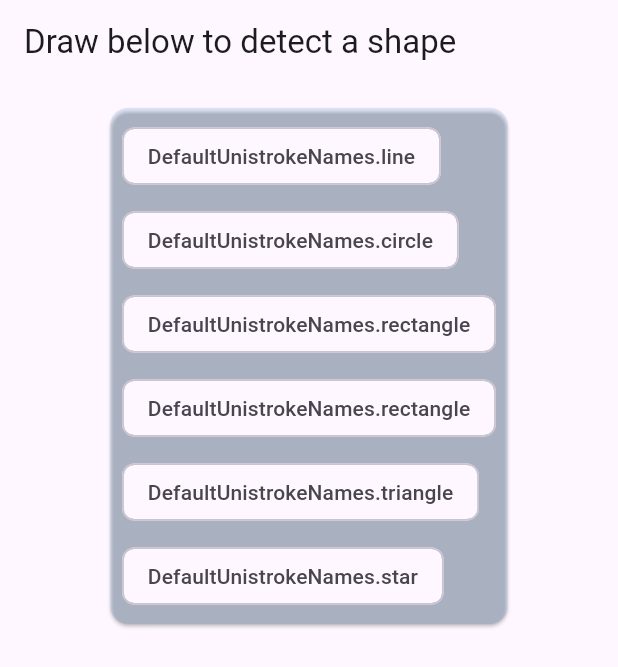
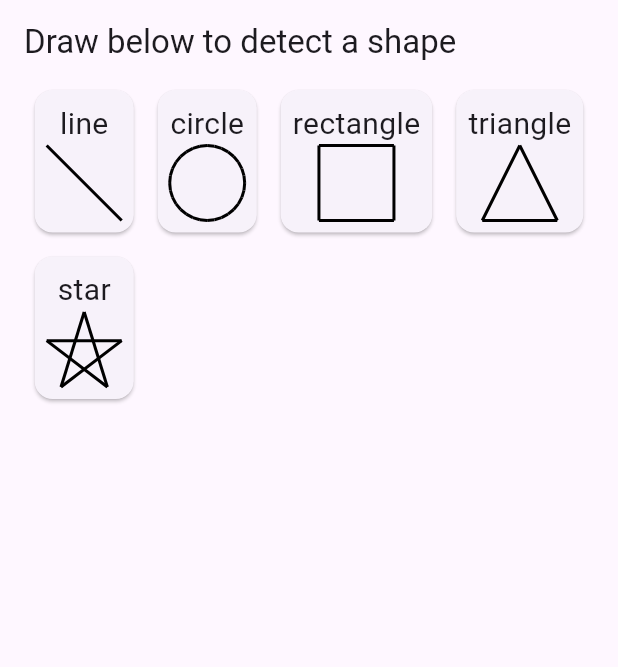
Before and after one commit to adil192/one_dollar_unistroke_recognizer, a Flutter app: the screen it shows after launch, on a phone screen of 412 x 824 dp. Shown: the top 667 px of the screen. Run offline on Flutter 3.47's test engine with Material 3 defaults, Android fonts, the phone set to English and light mode, and no system bars.

Commit message:
demo: restyle cards

```diff
--- a/example/lib/main.dart
+++ b/example/lib/main.dart
@@ -3,6 +3,7 @@ import 'dart:async';
 import 'package:flutter/material.dart';
 import 'package:one_dollar_unistroke_recognizer/one_dollar_unistroke_recognizer.dart';
 import 'package:one_dollar_unistroke_recognizer_example/canvas_draw.dart';
+import 'package:one_dollar_unistroke_recognizer_example/unistroke_preview.dart';
 
 final recognized = ValueNotifier<RecognizedUnistroke?>(null);
 Timer? pointDebounce;
@@ -37,24 +38,17 @@ class MyApp extends StatelessWidget {
         ),
         body: Column(
           children: [
-            Center(
-              child: Card(
-                color: Colors.blue.withOpacity(0.1),
-                margin: const EdgeInsets.all(16),
-                child: Padding(
-                  padding: const EdgeInsets.all(8),
-                  child: Wrap(
-                    spacing: 8,
-                    runSpacing: 8,
-                    children: [
-                      for (final referenceUnistroke in referenceUnistrokes)
-                        Chip(
-                          label: Text('${referenceUnistroke.name}'),
-                        ),
-                    ],
+            Wrap(
+              spacing: 8,
+              runSpacing: 8,
+              children: [
+                for (final shape in DefaultUnistrokeNames.values)
+                  UnistrokePreview(
+                    unistroke: referenceUnistrokes.firstWhere(
+                      (unistroke) => unistroke.name == shape,
+                    ),
                   ),
-                ),
-              ),
+              ],
             ),
             Expanded(
               child: SizedBox(
--- /dev/null
+++ b/example/lib/unistroke_preview.dart
@@ -0,0 +1,89 @@
+import 'dart:math';
+import 'dart:ui';
+
+import 'package:flutter/material.dart';
+import 'package:one_dollar_unistroke_recognizer/one_dollar_unistroke_recognizer.dart';
+
+class UnistrokePreview extends StatelessWidget {
+  const UnistrokePreview({
+    super.key,
+    required this.unistroke,
+  });
+
+  final Unistroke unistroke;
+
+  @override
+  Widget build(BuildContext context) {
+    return Card(
+      child: Padding(
+        padding: const EdgeInsets.all(8),
+        child: Column(
+          children: [
+            Text(
+              unistroke.name
+                  .toString()
+                  .substring((DefaultUnistrokeNames).toString().length + 1),
+              style: const TextStyle(
+                fontSize: 20,
+              ),
+            ),
+            SizedBox(
+              width: 50,
+              height: 50,
+              child: CustomPaint(
+                painter: _UnistrokePreviewPainter(unistroke),
+              ),
+            ),
+          ],
+        ),
+      ),
+    );
+  }
+}
+
+class _UnistrokePreviewPainter extends CustomPainter {
+  _UnistrokePreviewPainter(this.unistroke);
+
+  final Unistroke unistroke;
+
+  @override
+  void paint(Canvas canvas, Size size) {
+    final paint = Paint()
+      ..color = Colors.black
+      ..strokeWidth = 2
+      ..style = PaintingStyle.stroke;
+
+    final points = _normalizePoints(unistroke.inputPoints, size);
+
+    canvas.drawPoints(PointMode.polygon, points, paint);
+  }
+
+  @override
+  bool shouldRepaint(covariant _UnistrokePreviewPainter oldDelegate) =>
+      unistroke != oldDelegate.unistroke;
+
+  /// Transforms points to the origin and
+  /// scales them to [newSize].
+  static List<Offset> _normalizePoints(List<Offset> points, Size newSize) {
+    if (points.length <= 2) {
+      // For a line, return a diagonal line
+      return [
+        Offset.zero,
+        Offset(newSize.width, newSize.height),
+      ];
+    }
+
+    final minX = points.map((e) => e.dx).reduce(min);
+    final minY = points.map((e) => e.dy).reduce(min);
+    final maxX = points.map((e) => e.dx).reduce(max);
+    final maxY = points.map((e) => e.dy).reduce(max);
+    final oldSize = Size(maxX - minX, maxY - minY);
+
+    return points
+        .map((point) => Offset(
+              (point.dx - minX) / oldSize.width * newSize.width,
+              (point.dy - minY) / oldSize.height * newSize.height,
+            ))
+        .toList();
+  }
+}
--- a/example/pubspec.yaml
+++ b/example/pubspec.yaml
@@ -29,7 +29,7 @@ dependencies:
     path: ../
 
 dev_dependencies:
-  flutter_lints: ^3.0.0
+  flutter_lints: ^4.0.0
   flutter_test:
     sdk: flutter
 
--- a/lib/one_dollar_unistroke_recognizer.dart
+++ b/lib/one_dollar_unistroke_recognizer.dart
@@ -14,6 +14,8 @@ export 'package:one_dollar_unistroke_recognizer/src/example_unistrokes.dart'
     show example$1Unistrokes;
 export 'package:one_dollar_unistroke_recognizer/src/recognized_unistroke.dart'
     show RecognizedUnistroke, RecognizedCustomUnistroke;
+export 'package:one_dollar_unistroke_recognizer/src/unistroke.dart'
+    show Unistroke;
 
 /// The unistroke templates that can be recognized by [recognizeUnistroke].
 ///
--- a/lib/src/unistroke.dart
+++ b/lib/src/unistroke.dart
@@ -24,7 +24,6 @@ class Unistroke<K> {
   final K? name;
 
   /// The raw input points.
-  @visibleForTesting
   final List<Offset> inputPoints;
 
   /// Whether [inputPoints] has exactly 2 distinct points.
```
